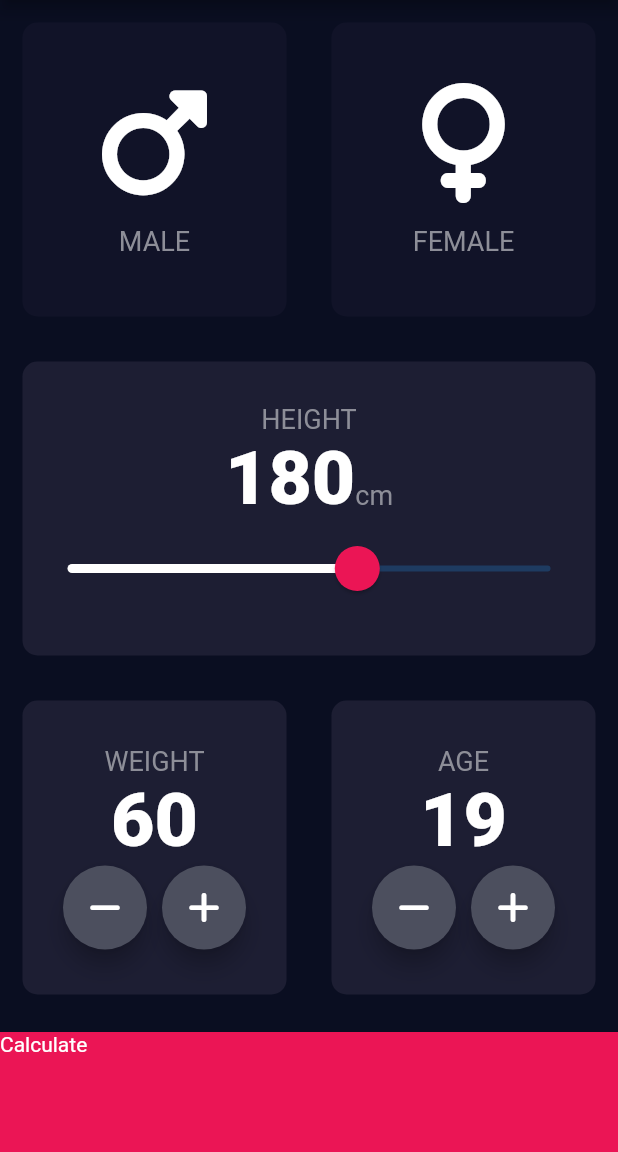
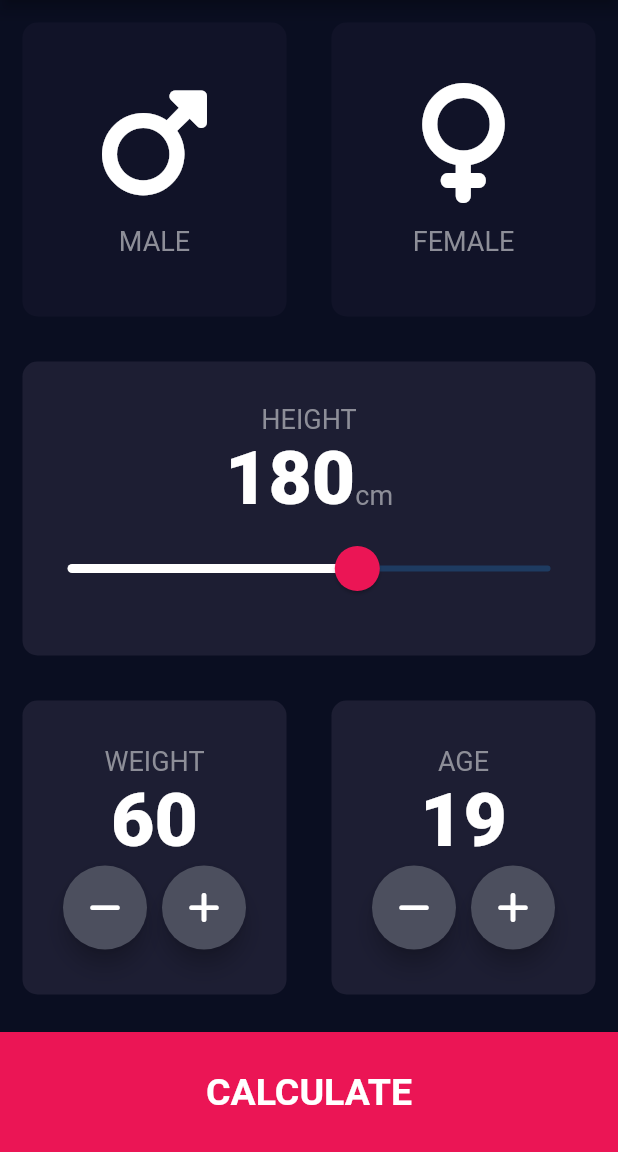
Before and after one commit to TshephangMogotsi/BMI_calculator, a Flutter app: the screen it shows after launch, on a phone screen of 412 x 824 dp, the part 84-1236 px from its top. Run offline on Flutter 3.47's test engine with Material 2 defaults, Android fonts, the phone set to English and light mode, and no system bars; our stand-ins replace font_awesome_flutter.

Commit message:
house keeping

```diff
--- a/lib/main.dart
+++ b/lib/main.dart
@@ -1,3 +1,4 @@
+import 'package:bmi_calculator/constants.dart';
 import 'package:flutter/material.dart';
 import 'package:bmi_calculator/screens/input_page.dart';
 
@@ -10,6 +11,9 @@ class BMICalculator extends StatelessWidget {
   Widget build(BuildContext context) {
     return MaterialApp(
       theme: ThemeData.dark().copyWith(
+        appBarTheme: const AppBarTheme(
+          color: kInactiveCardColor,
+        ),
         primaryColor: const Color(0xFF0A0E21),
         scaffoldBackgroundColor: const Color(0xFF0A0E21),
       ),
--- a/lib/screens/input_page.dart
+++ b/lib/screens/input_page.dart
@@ -1,4 +1,5 @@
 import 'package:bmi_calculator/constants.dart';
+import 'package:bmi_calculator/screens/results_page.dart';
 import 'package:flutter/material.dart';
 import 'package:font_awesome_flutter/font_awesome_flutter.dart';
 
@@ -25,7 +26,6 @@ class _InputPageState extends State<InputPage> {
   Widget build(BuildContext context) {
     return Scaffold(
       appBar: AppBar(
-        backgroundColor: kInactiveCardColor,
         title: const Text('BMI CALCULATOR'),
       ),
       body: Column(
@@ -155,7 +155,7 @@ class _InputPageState extends State<InputPage> {
                     ),
                   ),
                 ),
-                 Expanded(
+                Expanded(
                   child: ReusableCard(
                     colour: kActiveCardColor,
                     cardChild: Column(
@@ -198,12 +198,20 @@ class _InputPageState extends State<InputPage> {
               ],
             ),
           ),
-          Container(
-            color: kBottomContainerColor,
-            margin: const EdgeInsets.only(top: 10.0),
-            height: kBottomContainerHeight,
-            child: const Text('Calculate'),
-          )
+          GestureDetector(
+            onTap: (() => Navigator.push(context,
+                MaterialPageRoute(builder: (context) => const ResultsPage()))),
+            child: Container(
+              color: kBottomContainerColor,
+              margin: const EdgeInsets.only(top: 10.0),
+              height: kBottomContainerHeight,
+              child: const Center(
+                  child: Text(
+                'CALCULATE',
+                style: kCalculateTextStyle,
+              )),
+            ),
+          ),
         ],
       ),
     );
```
Also changed, not shown: lib/constants.dart (+15 -0 lines), lib/screens/results_page.dart (+52 -0 lines).
